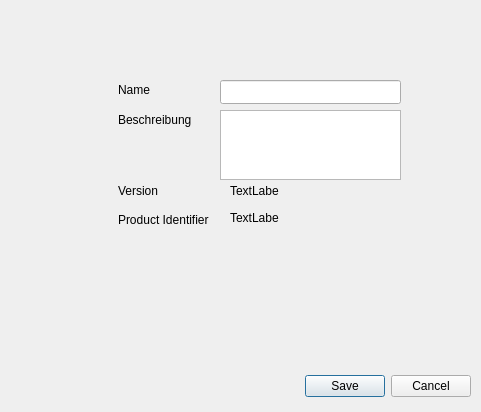
Above: qt_ical/editcalendar.ui from MartenAlan/QT_iCalendar before the change. Below: the same form after it.
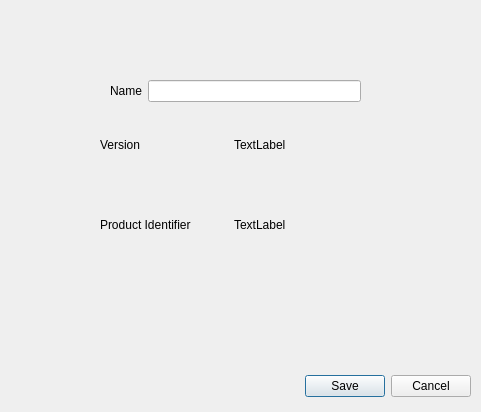
That is the form after the change.

Commit message: Calendarname in Prodid hinzugefügt, UI angepasst, uid wird zufällig generiert

```diff
--- a/qt_ical/editcalendar.ui
+++ b/qt_ical/editcalendar.ui
@@ -29,103 +29,73 @@
     <set>QDialogButtonBox::Cancel|QDialogButtonBox::Save</set>
    </property>
   </widget>
-  <widget class="QLabel" name="label_name">
+  <widget class="QWidget" name="verticalLayoutWidget">
    <property name="geometry">
     <rect>
-     <x>118</x>
+     <x>100</x>
      <y>80</y>
-     <width>91</width>
-     <height>20</height>
+     <width>261</width>
+     <height>181</height>
     </rect>
    </property>
-   <property name="text">
-    <string>Name</string>
-   </property>
-  </widget>
-  <widget class="QLabel" name="label_description">
-   <property name="geometry">
-    <rect>
-     <x>118</x>
-     <y>110</y>
-     <width>91</width>
-     <height>20</height>
-    </rect>
-   </property>
-   <property name="text">
-    <string>Beschreibung</string>
-   </property>
-  </widget>
-  <widget class="QLabel" name="label_version">
-   <property name="geometry">
-    <rect>
-     <x>118</x>
-     <y>210</y>
-     <width>91</width>
-     <height>20</height>
-    </rect>
-   </property>
-   <property name="text">
-    <string>Product Identifier</string>
-   </property>
-  </widget>
-  <widget class="QLabel" name="label_prodid">
-   <property name="geometry">
-    <rect>
-     <x>118</x>
-     <y>180</y>
-     <width>91</width>
-     <height>21</height>
-    </rect>
-   </property>
-   <property name="text">
-    <string>Version</string>
-   </property>
-  </widget>
-  <widget class="QLineEdit" name="name">
-   <property name="geometry">
-    <rect>
-     <x>220</x>
-     <y>80</y>
-     <width>181</width>
-     <height>24</height>
-    </rect>
-   </property>
-  </widget>
-  <widget class="QTextEdit" name="description">
-   <property name="geometry">
-    <rect>
-     <x>220</x>
-     <y>110</y>
-     <width>181</width>
-     <height>70</height>
-    </rect>
-   </property>
-  </widget>
-  <widget class="QLabel" name="version">
-   <property name="geometry">
-    <rect>
-     <x>230</x>
-     <y>210</y>
-     <width>49</width>
-     <height>16</height>
-    </rect>
-   </property>
-   <property name="text">
-    <string>TextLabel</string>
-   </property>
-  </widget>
-  <widget class="QLabel" name="prodid">
-   <property name="geometry">
-    <rect>
-     <x>230</x>
-     <y>180</y>
-     <width>49</width>
-     <height>21</height>
-    </rect>
-   </property>
-   <property name="text">
-    <string>TextLabel</string>
-   </property>
+   <layout class="QVBoxLayout" name="verticalLayout">
+    <item>
+     <layout class="QHBoxLayout" name="horizontalLayout_4">
+      <property name="spacing">
+       <number>6</number>
+      </property>
+      <property name="leftMargin">
+       <number>10</number>
+      </property>
+      <item>
+       <widget class="QLabel" name="label_name">
+        <property name="text">
+         <string>Name</string>
+        </property>
+       </widget>
+      </item>
+      <item>
+       <widget class="QLineEdit" name="name"/>
+      </item>
+     </layout>
+    </item>
+    <item>
+     <layout class="QHBoxLayout" name="horizontalLayout_2">
+      <item>
+       <widget class="QLabel" name="label_prodid">
+        <property name="text">
+         <string>Version</string>
+        </property>
+       </widget>
+      </item>
+      <item>
+       <widget class="QLabel" name="prodid">
+        <property name="text">
+         <string>TextLabel</string>
+        </property>
+       </widget>
+      </item>
+     </layout>
+    </item>
+    <item>
+     <layout class="QHBoxLayout" name="horizontalLayout">
+      <item>
+       <widget class="QLabel" name="label_version">
+        <property name="text">
+         <string>Product Identifier</string>
+        </property>
+       </widget>
+      </item>
+      <item>
+       <widget class="QLabel" name="version">
+        <property name="text">
+         <string>TextLabel</string>
+        </property>
+       </widget>
+      </item>
+     </layout>
+    </item>
+   </layout>
   </widget>
  </widget>
  <resources/>
```
Left out of the diff: 2 changed lines with no effect on the pictures. The commit also changes 6 other files.
